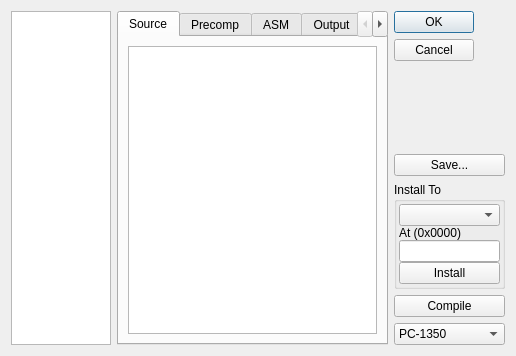
Qt form ui/dialogide.ui (TheProjecter/pockemul) before a commit.
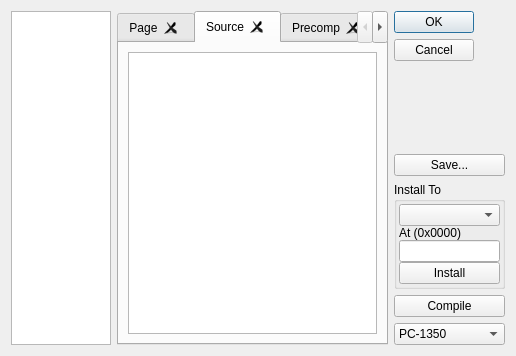
The same form after that commit. The open tabs and pages were chosen to show the change.

```diff
--- a/ui/dialogide.ui
+++ b/ui/dialogide.ui
@@ -57,9 +57,23 @@
       <layout class="QHBoxLayout" name="horizontalLayout_2">
        <item>
         <widget class="QTabWidget" name="tabWidget">
+         <property name="tabShape">
+          <enum>QTabWidget::Rounded</enum>
+         </property>
          <property name="currentIndex">
           <number>0</number>
          </property>
+         <property name="tabsClosable">
+          <bool>true</bool>
+         </property>
+         <property name="movable">
+          <bool>true</bool>
+         </property>
+         <widget class="QWidget" name="tab_6">
+          <attribute name="title">
+           <string>Page</string>
+          </attribute>
+         </widget>
          <widget class="QWidget" name="tab">
           <attribute name="title">
            <string>Source</string>
```
